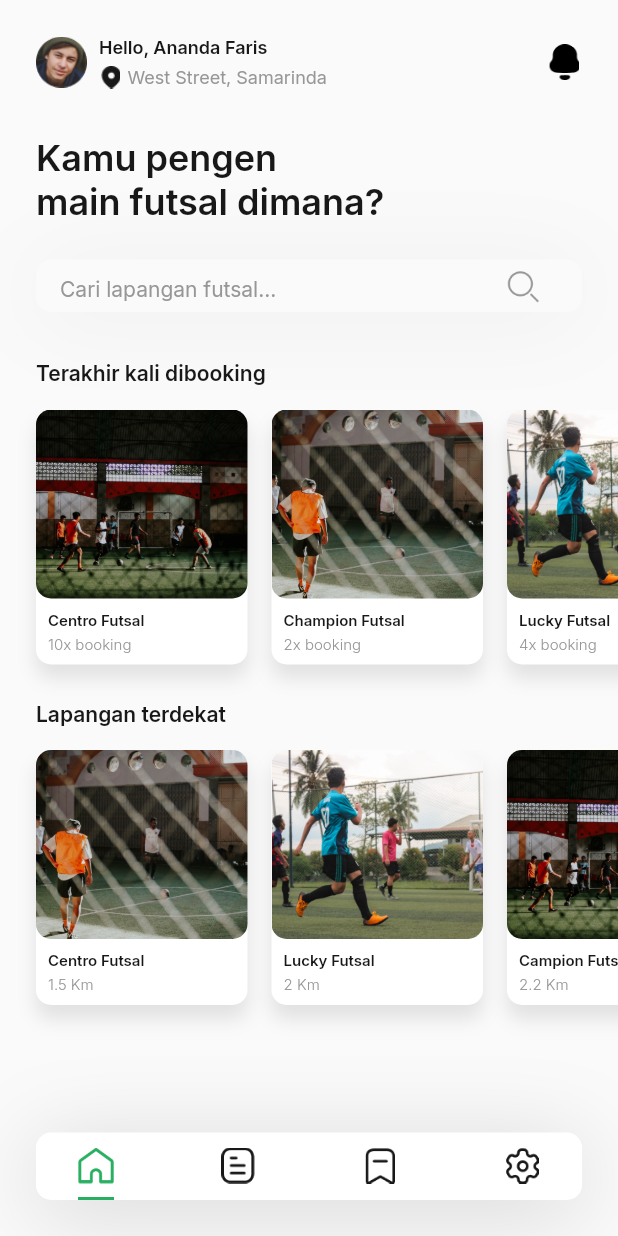
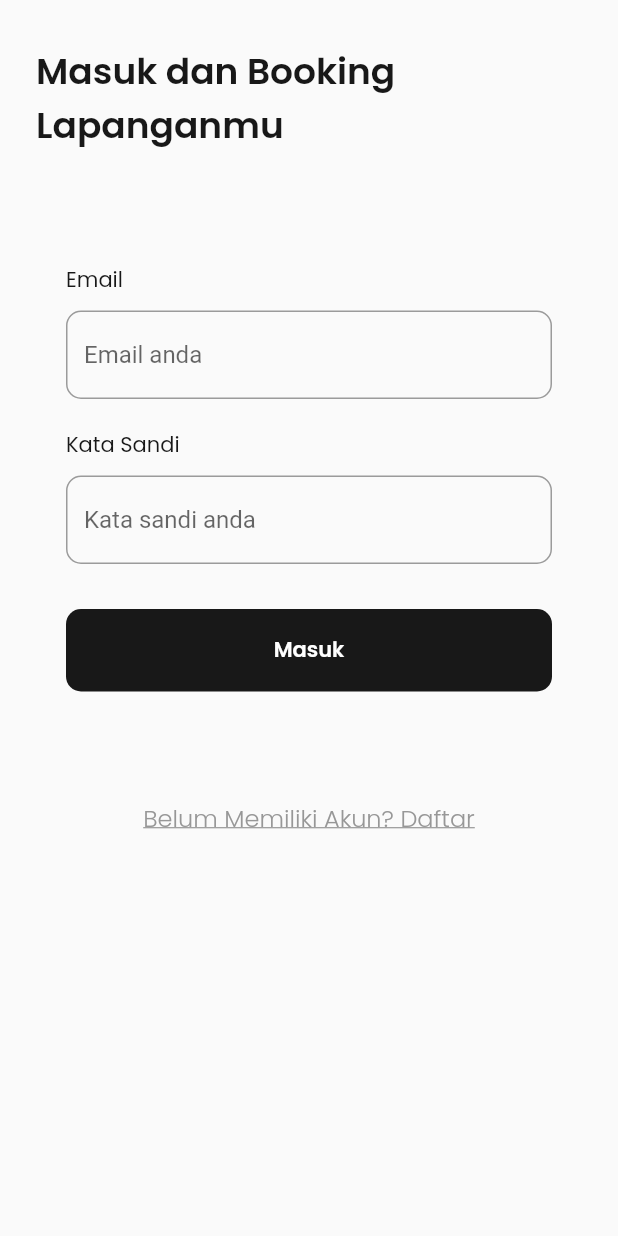
Before and after one commit to 2001arman/flutter-futsalApp, a Flutter app: the screen it shows after launch, on a phone screen of 412 x 824 dp. Run offline on Flutter 3.47's test engine with Material 2 defaults, Android fonts, the phone set to English and light mode, and no system bars; our stand-ins replace bloc, flutter_bloc, google_fonts.

Commit message:
udh sampe state management lapangan

```diff
--- a/lib/constanst.dart
+++ b/lib/constanst.dart
@@ -9,23 +9,23 @@ Color kLightColor = Color(0xFF979797);
 Color kGreyColor = Color(0xFFAFAFAF);
 Color kWhiteColor = Color(0xFFF3F3F3);
 
-TextStyle blackTextStyle = GoogleFonts.inter(
+TextStyle blackTextStyle = GoogleFonts.poppins(
   color: kBlackColor,
 );
 
-TextStyle lightTextStyle = GoogleFonts.inter(
+TextStyle lightTextStyle = GoogleFonts.poppins(
   color: kLightColor,
 );
 
-TextStyle whiteTextStyle = GoogleFonts.inter(
+TextStyle whiteTextStyle = GoogleFonts.poppins(
   color: Color(0xFFFFFFFF),
 );
 
-TextStyle greyTextStyle = GoogleFonts.inter(
+TextStyle greyTextStyle = GoogleFonts.poppins(
   color: kLightColor,
 );
 
-TextStyle greenTextStyle = GoogleFonts.inter(
+TextStyle greenTextStyle = GoogleFonts.poppins(
   color: kGreenDarkColor,
 );
 
--- /dev/null
+++ b/lib/cubit/field_cubit.dart
@@ -0,0 +1,10 @@
+import 'package:bloc/bloc.dart';
+
+class FieldCubit extends Cubit<int> {
+  FieldCubit() : super(0);
+
+  void pilihLapangan(int nomor) {
+    emit(nomor);
+    print("Nomor lapangan yg dipilih $nomor");
+  }
+}
--- /dev/null
+++ b/lib/cubit/page_cubit.dart
@@ -0,0 +1,9 @@
+import 'package:bloc/bloc.dart';
+
+class PageCubit extends Cubit<int> {
+  PageCubit() : super(0);
+
+  void setPage(int newPage) {
+    emit(newPage);
+  }
+}
--- a/lib/main.dart
+++ b/lib/main.dart
@@ -1,8 +1,13 @@
+import 'package:demo_futsalapp/cubit/field_cubit.dart';
+import 'package:demo_futsalapp/cubit/page_cubit.dart';
 import 'package:demo_futsalapp/pages/details_page.dart';
 import 'package:demo_futsalapp/pages/field_page.dart';
-import 'package:demo_futsalapp/pages/home.dart';
+import 'package:demo_futsalapp/pages/login_page.dart';
+import 'package:demo_futsalapp/pages/main_page.dart';
+import 'package:demo_futsalapp/pages/register_page.dart';
 import 'package:demo_futsalapp/pages/splash_screen.dart';
 import 'package:flutter/material.dart';
+import 'package:flutter_bloc/flutter_bloc.dart';
 
 void main() {
   runApp(MyApp());
@@ -13,15 +18,27 @@ class MyApp extends StatelessWidget {
 
   @override
   Widget build(BuildContext context) {
-    return MaterialApp(
+    return MultiBlocProvider(
+      providers: [
+        BlocProvider(
+          create: (context) => PageCubit(),
+        ),
+        BlocProvider(
+          create: (context) => FieldCubit(),
+        ),
+      ],
+      child: MaterialApp(
         debugShowCheckedModeBanner: false,
         routes: {
-        '/' : (context) => SplashScreen(),
-        'main-page': (context) => HomePage(),
+          '/': (context) => SplashScreen(),
+          'register-page': (context) => RegisterPage(),
+          'login-page': (context) => LoginPage(),
+          'main-page': (context) => MainPage(),
           'details-page': (context) => DetailsPage(),
           'field-page': (context) => FieldPage(),
         },
         // home: HomePage(),
+      ),
     );
   }
 }
--- a/lib/pages/details_page.dart
+++ b/lib/pages/details_page.dart
@@ -119,7 +119,7 @@ class DetailsPage extends StatelessWidget {
               width: double.infinity,
               height: 53,
               margin: EdgeInsets.only(top: defaultMargin),
-              padding: EdgeInsets.symmetric(vertical: 9, horizontal: 16),
+              padding: EdgeInsets.symmetric(vertical: 6, horizontal: 16),
               decoration: BoxDecoration(
                 borderRadius: BorderRadius.circular(10),
                 color: Colors.white,
--- a/lib/pages/home.dart
+++ b/lib/pages/home_page.dart
@@ -1,7 +1,6 @@
 import 'package:demo_futsalapp/constanst.dart';
 import 'package:demo_futsalapp/widgets/container_icon.dart';
 import 'package:demo_futsalapp/widgets/field_card.dart';
-import 'package:demo_futsalapp/widgets/navbar_item.dart';
 import 'package:flutter/material.dart';
 
 class HomePage extends StatelessWidget {
@@ -200,44 +199,10 @@ class HomePage extends StatelessWidget {
       );
     }
 
-    Widget myBottomNavbar() {
-      return Container(
-        width: double.infinity,
-        height: 45,
-        margin: EdgeInsets.all(defaultMargin),
-        padding: EdgeInsets.only(left: 28, right: 28, top: 10),
-        decoration: BoxDecoration(
-          borderRadius: BorderRadius.circular(10),
-          color: Colors.white,
-          boxShadow: [
-            BoxShadow(
-              offset: Offset(0, 8),
-              blurRadius: 50,
-              color: Colors.black.withOpacity(0.15),
-            )
-          ],
-        ),
-        child: Row(
-          mainAxisAlignment: MainAxisAlignment.spaceBetween,
-          children: [
-            NavbarItem(
-              imageUrl: "assets/icon_home.png",
-              isActive: true,
-            ),
-            NavbarItem(imageUrl: "assets/icon_document.png"),
-            NavbarItem(imageUrl: "assets/icon_bookmark.png"),
-            NavbarItem(imageUrl: "assets/icon_setting.png"),
-          ],
-        ),
-      );
-    }
-
     return Scaffold(
       backgroundColor: Color(0xFFFAFAFA),
       body: SafeArea(
-        child: Stack(
-          children: [
-            SingleChildScrollView(
+        child: SingleChildScrollView(
           child: Column(
             crossAxisAlignment: CrossAxisAlignment.start,
             children: [
@@ -248,12 +213,6 @@ class HomePage extends StatelessWidget {
             ],
           ),
         ),
-            Align(
-              alignment: Alignment.bottomCenter,
-              child: myBottomNavbar(),
-            ),
-          ],
-        ),
       ),
     );
   }
--- /dev/null
+++ b/lib/pages/login_page.dart
@@ -0,0 +1,86 @@
+import 'package:demo_futsalapp/constanst.dart';
+import 'package:demo_futsalapp/widgets/custom_text_form_field.dart';
+import 'package:demo_futsalapp/widgets/my_button.dart';
+import 'package:flutter/material.dart';
+
+class LoginPage extends StatelessWidget {
+  const LoginPage({Key? key}) : super(key: key);
+
+  @override
+  Widget build(BuildContext context) {
+    Widget titleSection() {
+      return Container(
+        margin: EdgeInsets.fromLTRB(defaultMargin, 30, defaultMargin, 44),
+        child: Text(
+          "Masuk dan Booking\nLapanganmu",
+          style: blackTextStyle.copyWith(
+            fontSize: 24,
+            fontWeight: semiBold,
+          ),
+        ),
+      );
+    }
+
+    Widget formSection() {
+      return Container(
+        margin: EdgeInsets.symmetric(horizontal: defaultMargin),
+        padding: EdgeInsets.symmetric(horizontal: 20, vertical: 30),
+        child: Column(
+          crossAxisAlignment: CrossAxisAlignment.start,
+          children: [
+            CustomTextFormField(
+              title: "Email",
+              hintText: "Email anda",
+            ),
+            CustomTextFormField(
+              title: "Kata Sandi",
+              hintText: "Kata sandi anda",
+              isObscure: true,
+            ),
+            MyButton(
+              onTap: () {
+                Navigator.pushReplacementNamed(context, 'main-page');
+              },
+              margin: EdgeInsets.only(top: 10),
+              width: double.infinity,
+              height: 55,
+              text: "Masuk",
+            ),
+          ],
+        ),
+      );
+    }
+
+    Widget registerSection() {
+      return Container(
+        margin: EdgeInsets.only(bottom: 50, top: 30),
+        child: TextButton(
+          onPressed: () {
+            Navigator.pushNamed(context, 'register-page');
+          },
+          child: Text(
+            "Belum Memiliki Akun? Daftar",
+            style: lightTextStyle.copyWith(
+              fontSize: 16,
+              fontWeight: light,
+              decoration: TextDecoration.underline,
+            ),
+          ),
+        ),
+      );
+    }
+
+    return Scaffold(
+      backgroundColor: kBackgroundColor,
+      body: SafeArea(
+        child: ListView(
+          children: [
+            titleSection(),
+            formSection(),
+            registerSection(),
+          ],
+        ),
+      ),
+    );
+  }
+}
--- a/lib/pages/splash_screen.dart
+++ b/lib/pages/splash_screen.dart
@@ -14,9 +14,9 @@ class _SplashScreenState extends State<SplashScreen> {
   @override
   void initState() {
     Timer(
-      Duration(seconds: 2),
+      Duration(seconds: 3),
       () {
-        Navigator.pushReplacementNamed(context, 'main-page');
+        Navigator.pushReplacementNamed(context, 'login-page');
       },
     );
     super.initState();
--- /dev/null
+++ b/lib/widgets/custom_text_form_field.dart
@@ -0,0 +1,50 @@
+import 'package:demo_futsalapp/constanst.dart';
+import 'package:flutter/material.dart';
+
+class CustomTextFormField extends StatelessWidget {
+  const CustomTextFormField(
+      {Key? key,
+      required this.title,
+      required this.hintText,
+      this.isObscure = false})
+      : super(key: key);
+
+  final String title, hintText;
+  final bool isObscure;
+
+  @override
+  Widget build(BuildContext context) {
+    return Container(
+      margin: EdgeInsets.only(bottom: 20),
+      child: Column(
+        crossAxisAlignment: CrossAxisAlignment.start,
+        children: [
+          Text(
+            title,
+            style: blackTextStyle.copyWith(
+              fontSize: 14,
+              fontWeight: reguler,
+            ),
+          ),
+          SizedBox(height: 10),
+          TextFormField(
+            cursorColor: kBlackColor,
+            obscureText: isObscure,
+            decoration: InputDecoration(
+              hintText: hintText,
+              border: OutlineInputBorder(
+                borderRadius: BorderRadius.circular(10),
+              ),
+              focusedBorder: OutlineInputBorder(
+                borderRadius: BorderRadius.circular(10),
+                borderSide: BorderSide(
+                  color: kBlackColor,
+                ),
+              ),
+            ),
+          ),
+        ],
+      ),
+    );
+  }
+}
--- a/lib/widgets/field_card.dart
+++ b/lib/widgets/field_card.dart
@@ -30,7 +30,8 @@ class FieldCard extends StatelessWidget {
               offset: Offset(0, 9),
               color: Colors.black.withOpacity(0.1),
             ),
-            ]),
+          ],
+        ),
         child: Column(
           crossAxisAlignment: CrossAxisAlignment.start,
           children: [
@@ -47,7 +48,7 @@ class FieldCard extends StatelessWidget {
             ),
             Expanded(
               child: Container(
-                padding: EdgeInsets.all(8),
+                padding: EdgeInsets.symmetric(vertical: 5, horizontal: 8),
                 child: Column(
                   crossAxisAlignment: CrossAxisAlignment.start,
                   children: [
--- a/lib/widgets/navbar_item.dart
+++ b/lib/widgets/navbar_item.dart
@@ -1,16 +1,22 @@
 import 'package:demo_futsalapp/constanst.dart';
+import 'package:demo_futsalapp/cubit/page_cubit.dart';
 import 'package:flutter/material.dart';
+import 'package:flutter_bloc/flutter_bloc.dart';
 
 class NavbarItem extends StatelessWidget {
-  const NavbarItem({Key? key, required this.imageUrl, this.isActive = false})
+  const NavbarItem({Key? key, required this.imageUrl, required this.index})
       : super(key: key);
 
   final String imageUrl;
-  final bool isActive;
+  final int index;
 
   @override
   Widget build(BuildContext context) {
-    return Column(
+    return GestureDetector(
+      onTap: () {
+        context.read<PageCubit>().setPage(index);
+      },
+      child: Column(
         mainAxisAlignment: MainAxisAlignment.spaceBetween,
         children: [
           Container(
@@ -18,15 +24,20 @@ class NavbarItem extends StatelessWidget {
             height: 24,
             child: Image(
               image: AssetImage(imageUrl),
-            color: isActive ? kGreenDarkColor : kBlackColor,
+              color: context.watch<PageCubit>().state == index
+                  ? kGreenDarkColor
+                  : kBlackColor,
             ),
           ),
           Container(
             width: 24,
             height: 2,
-          color: isActive ? kGreenDarkColor : Colors.transparent,
+            color: context.read<PageCubit>().state == index
+                ? kGreenDarkColor
+                : Colors.transparent,
           )
         ],
+      ),
     );
   }
 }
--- a/pubspec.yaml
+++ b/pubspec.yaml
@@ -24,8 +24,8 @@ dependencies:
   cupertino_icons: ^1.0.2
   flutter:
     sdk: flutter
-  flutter_svg: ^0.22.0
   google_fonts: ^2.1.0
+  flutter_bloc: ^7.3.1
 
 dev_dependencies:
   flutter_test:
```
Also changed, not shown: lib/pages/favorite_page.dart (added, +16 -0 lines), lib/pages/field_page.dart (+17 -5 lines), lib/pages/main_page.dart (added, +91 -0 lines), lib/pages/register_page.dart (added, +92 -0 lines), lib/pages/setting_page.dart (added, +16 -0 lines), lib/pages/transaction_page.dart (added, +16 -0 lines), lib/widgets/field_item.dart (+16 -6 lines), pubspec.lock. Lines whose indentation alone changed are shown as unchanged.
